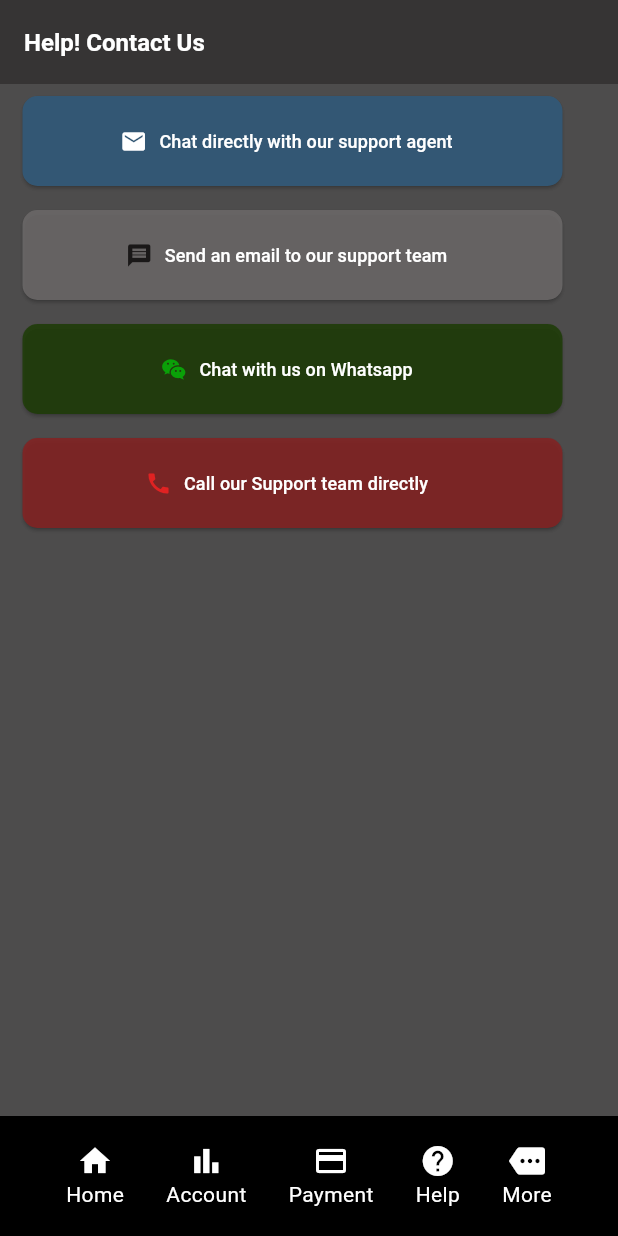
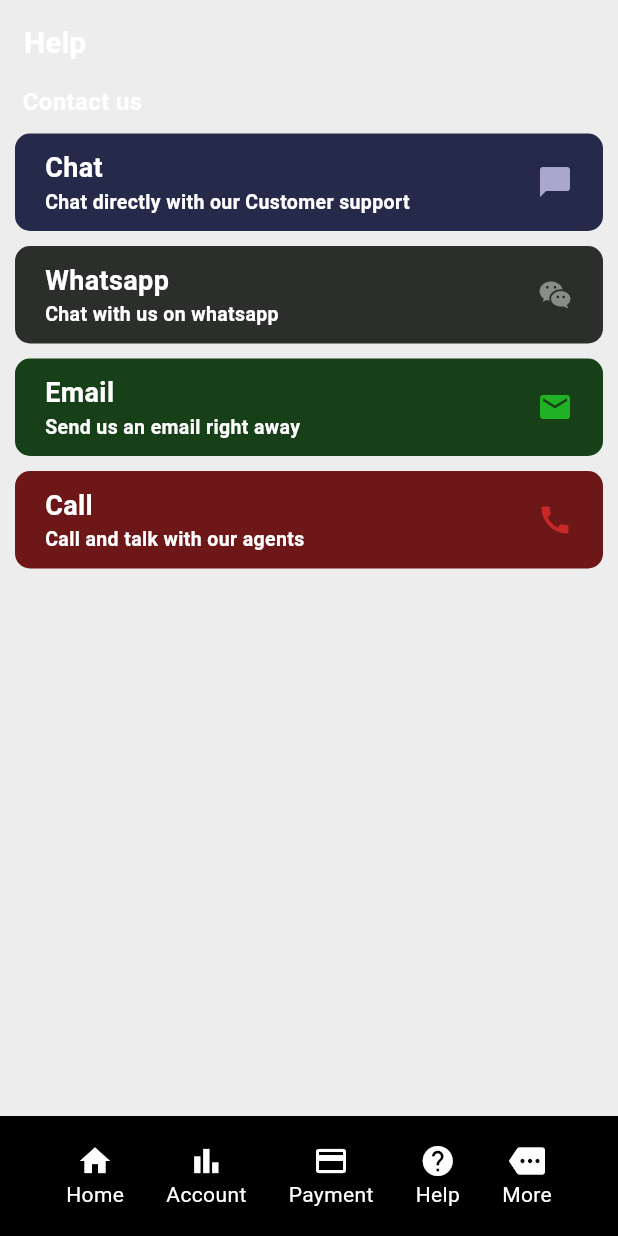
Before and after one commit to ginareigns/TheMKOPAAPPclone, a Flutter app: the screen it shows after launch, on a phone screen of 412 x 824 dp. Run offline on Flutter 3.47's test engine with Material 3 defaults, Android fonts, the phone set to English and light mode, and no system bars.

Commit message:
helpScreendone

```diff
--- a/lib/help.dart
+++ b/lib/help.dart
@@ -2,137 +2,147 @@ import 'package:flutter/material.dart';
 import 'package:myapp/methds.dart';
 
 class Help extends StatelessWidget {
-  const Help({super.key});
+  const Help ({super.key});
+
   @override
   Widget build(BuildContext context) {
     return Scaffold(
-      backgroundColor: const Color.fromARGB(221, 50, 48, 48),
       appBar: AppBar(
-        title: const Text(
-          'Help! Contact Us',
-          style: TextStyle(
-            color: Colors.white,
-            fontSize: 16,
-            fontWeight: FontWeight.bold,
+      elevation: 0,
+      backgroundColor: Colors.transparent,
+        title: const Text('Help', style: TextStyle(color:Colors.white, fontWeight: FontWeight.bold, fontSize: 20),
       ),
       ),
-        backgroundColor: const Color.fromARGB(221, 50, 48, 48),
+      backgroundColor: const Color.fromARGB(31, 110, 106, 106),
+
+      body: Column(
+        crossAxisAlignment: CrossAxisAlignment.start,
+        children: [
+
+              Container(
+                margin: const EdgeInsets.only(left: 15, top:0),
+                child: const Text('Contact us', style: TextStyle(color:Colors.white, fontWeight: FontWeight.bold, fontSize: 16),
                 ),
-      body: Column(children: [
-        // container one
+              ),
           Container(
-          width: 370,
-          height: 70,
-          padding: const EdgeInsets.all(5),
-          margin: const EdgeInsets.only(top: 3, bottom: 3, left: 10, right: 10),
+
+            padding: const EdgeInsets.symmetric(horizontal: 20, vertical: 10),
+            margin:const EdgeInsets.only(top:10, left: 10, right:10),
             decoration: BoxDecoration(
               borderRadius: BorderRadius.circular(10),
+              color: const Color.fromARGB(255, 37, 42, 75),
             ),
-          child: ElevatedButton.icon(
-            onPressed: () {},
-            style: ElevatedButton.styleFrom(
-              backgroundColor: const Color.fromARGB(255, 51, 87, 116),
-              shape: RoundedRectangleBorder(
-                borderRadius: BorderRadius.circular(10),
+            child: const Row(
+              mainAxisAlignment: MainAxisAlignment.spaceEvenly,
+              children: [
+                Column(
+                  crossAxisAlignment: CrossAxisAlignment.start,
+                  children: [
+                    Text('Chat', style: TextStyle(fontSize: 18, fontWeight: FontWeight.bold, color: Colors.white)),
+                    Text('Chat directly with our Customer support', style: TextStyle(fontSize: 13, fontWeight: FontWeight.bold, color: Colors.white))
+                  ],
+
                 ),
-            ),
-            icon: const Icon(
-              Icons.email,
-              color: Colors.white,
-            ),
-            label: const Text('Chat directly with our support agent',
-                style: TextStyle(color: Colors.white, fontSize: 12)),
-          ),
+                Spacer(),
+
+                  Icon(Icons.chat_bubble, color: Color.fromARGB(255, 169, 167, 205),),
+
+              ],
             ),
 
-        // container two
+          ),
+
+
+// two card
+        Container(
+
+            padding: const EdgeInsets.symmetric(horizontal: 20, vertical: 10),
+            margin:const EdgeInsets.only(top:10, left: 10, right:10),
+            decoration: BoxDecoration(
+              borderRadius: BorderRadius.circular(10),
+              color: const Color.fromARGB(255, 44, 46, 44),
+            ),
+            child: const Row(
+              mainAxisAlignment: MainAxisAlignment.spaceEvenly,
+              children: [
+                Column(
+                  crossAxisAlignment: CrossAxisAlignment.start,
+                  children: [
+                    Text('Whatsapp', style: TextStyle(fontSize: 18, fontWeight: FontWeight.bold, color: Colors.white)),
+                    Text('Chat with us on whatsapp', style: TextStyle(fontSize: 13, fontWeight: FontWeight.bold, color: Colors.white))
+                  ],
+
+                ),
+                Spacer(),
+
+                  Icon(Icons.wechat, color: Color.fromARGB(255, 137, 140, 137),),
+
+              ],
+            ),
+
+          ),
 
         Container(
-          width: 370,
-          height: 70,
-          padding: const EdgeInsets.all(5),
-          margin: const EdgeInsets.only(top: 3, bottom: 3, left: 10, right: 10),
+
+            padding: const EdgeInsets.symmetric(horizontal: 20, vertical: 10),
+            margin:const EdgeInsets.only(top:10, left: 10, right:10),
             decoration: BoxDecoration(
               borderRadius: BorderRadius.circular(10),
+              color: const Color.fromARGB(255, 23, 63, 24),
             ),
-          child: ElevatedButton.icon(
-            onPressed: () {},
-            style: ElevatedButton.styleFrom(
-              backgroundColor: const Color.fromARGB(221, 108, 105, 105),
-              shape: RoundedRectangleBorder(
-                borderRadius: BorderRadius.circular(10),
+            child: const Row(
+              mainAxisAlignment: MainAxisAlignment.spaceEvenly,
+              children: [
+                Column(
+                  crossAxisAlignment: CrossAxisAlignment.start,
+                  children: [
+                    Text('Email', style: TextStyle(fontSize: 18, fontWeight: FontWeight.bold, color: Colors.white)),
+                    Text('Send us an email right away', style: TextStyle(fontSize: 13, fontWeight: FontWeight.bold, color: Colors.white))
+                  ],
+
                 ),
-            ),
-            icon: const Icon(
-              Icons.message,
-              color: Color.fromARGB(255, 26, 24, 24),
-            ),
-            label: const Text('Send an email to our support team',
-                style: TextStyle(
-                  color: Colors.white,
-                  fontSize: 12,
-                )),
-          ),
+                Spacer(),
+
+                  Icon(Icons.email, color: Color.fromARGB(255, 32, 177, 37),),
+
+              ],
             ),
 
-        // container three
+          ),
+
+
                   Container(
-          width: 370,
-          height: 70,
-          padding: const EdgeInsets.all(5),
-          margin: const EdgeInsets.only(top: 3, bottom: 3, left: 10, right: 10),
+
+            padding: const EdgeInsets.symmetric(horizontal: 20, vertical: 10),
+            margin:const EdgeInsets.only(top:10, left: 10, right:10),
             decoration: BoxDecoration(
               borderRadius: BorderRadius.circular(10),
+              color: const Color.fromARGB(255, 109, 23, 25),
             ),
-          child: ElevatedButton.icon(
-            onPressed: () {},
-            style: ElevatedButton.styleFrom(
-              backgroundColor: const Color.fromARGB(221, 30, 60, 7),
-              shape: RoundedRectangleBorder(
-                borderRadius: BorderRadius.circular(10),
+            child: const Row(
+              mainAxisAlignment: MainAxisAlignment.spaceEvenly,
+              children: [
+                Column(
+                  crossAxisAlignment: CrossAxisAlignment.start,
+                  children: [
+                    Text('Call', style: TextStyle(fontSize: 18, fontWeight: FontWeight.bold, color: Colors.white)),
+                    Text('Call and talk with our agents', style: TextStyle(fontSize: 13, fontWeight: FontWeight.bold, color: Colors.white))
+                  ],
+
                 ),
-            ),
-            icon: const Icon(
-              Icons.wechat_sharp,
-              color: Color.fromARGB(255, 10, 160, 8),
-            ),
-            label: const Text('Chat with us on Whatsapp',
-                style: TextStyle(
-                  fontSize: 12,
-                  color: Colors.white,
-                )),
-          ),
+                Spacer(),
+
+                  Icon(Icons.call, color: Color.fromARGB(255, 201, 40, 40),),
+
+              ],
             ),
 
-// Container four
-        Container(
-          width: 370,
-          height: 70,
-          padding: const EdgeInsets.all(5),
-          margin: const EdgeInsets.only(top: 3, bottom: 3, left: 10, right: 10),
-          decoration: BoxDecoration(
-            borderRadius: BorderRadius.circular(10),
           ),
-          child: ElevatedButton.icon(
-            onPressed: () {},
-            style: ElevatedButton.styleFrom(
-              backgroundColor: const Color.fromARGB(221, 132, 34, 34),
-              shape: RoundedRectangleBorder(
-                borderRadius: BorderRadius.circular(10),
+        ],
+
       ),
-            ),
-            icon: const Icon(
-              Icons.call,
-              color: Color.fromARGB(255, 225, 34, 34),
-            ),
-            label: const Text('Call our Support team directly',
-                style: TextStyle(
-                  color: Colors.white,
-                  fontSize: 12,
-                )),
-          ),
-        ),
-      ]),
+
+
        bottomNavigationBar: BottomAppBar(
           color: Colors.black,
           child: Row(
```
Also changed, not shown: assets/main.dart (added, +67 -0 lines), lib/login.dart (added, +182 -0 lines), lib/main.dart (+4 -3 lines), assets/bg.png (added), assets/facebook.png (added), assets/github.png (added), assets/twitter.png (added). Lines whose indentation alone changed are shown as unchanged.
